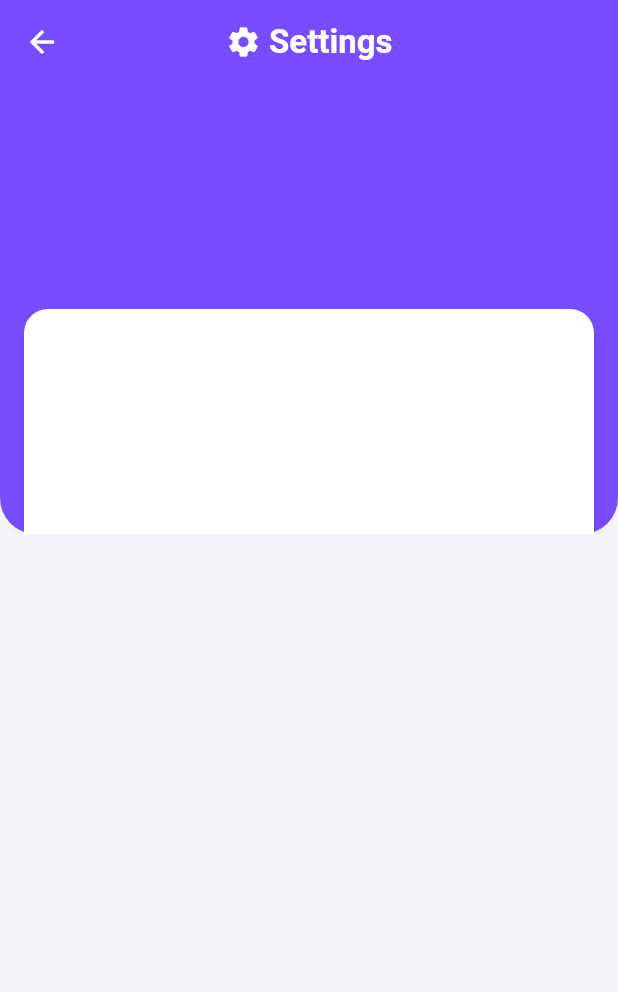
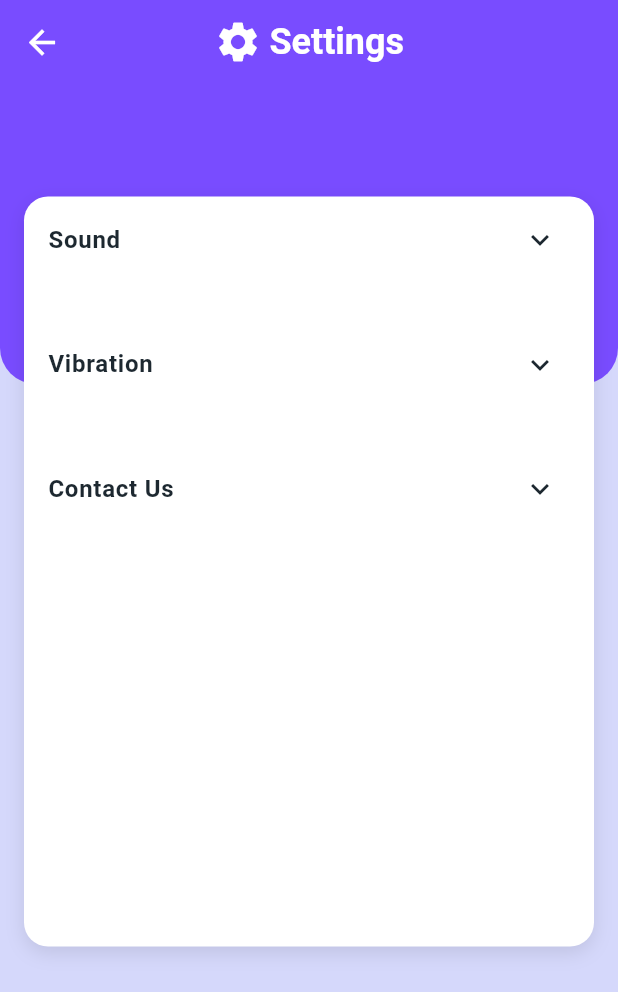
Before and after one commit to Rmaawn/Nootika, a Flutter app: the SettingsPage screen opened directly, on a phone screen of 412 x 824 dp. Shown: the top 992 px of the screen. Run offline on Flutter 3.47's test engine with Material 3 defaults, Android fonts, the phone set to English and light mode, and no system bars; our stand-ins replace bloc, flutter_bloc, google_fonts, hive_flutter, lottie, permission_handler and 1 more; missing offline and left inert: alarm; accounts and stored records are empty; statements that could not run were skipped.

Commit message:
finalize get data in setting page

```diff
--- a/lib/main.dart
+++ b/lib/main.dart
@@ -19,6 +19,7 @@ void main() async {
   Hive.registerAdapter(PriorityAdapter());
   Hive.registerAdapter(TimeOfDayAdapter());
   await Hive.openBox<TaskEntity>(taskboxname);
+  await Hive.openBox('settings');
 
   SystemChrome.setSystemUIOverlayStyle(
       const SystemUiOverlayStyle(statusBarColor: primaryColor));
--- a/lib/screens/setting/setting.dart
+++ b/lib/screens/setting/setting.dart
@@ -1,272 +1,52 @@
-// import 'package:flutter/material.dart';
-// import 'package:flutter/services.dart';
-
-// class SettingPage extends StatefulWidget {
-//   const SettingPage({super.key});
-
-//   @override
-//   State<SettingPage> createState() => _SettingPageState();
-// }
-
-// class _SettingPageState extends State<SettingPage> {
-//   @override
-//   Widget build(BuildContext context) {
-
-//   bool isVibre = true;
-//   double volume = 0.0;
-//     return Scaffold(
-//       appBar: AppBar(
-//         title: const Text('Setting'),
-//         backgroundColor: const Color(0xff00CCDD),
-//       ),
-//       body: Column(
-//               mainAxisAlignment: MainAxisAlignment.center,
-//               children: [
-//                 SizedBox(
-//                   width: 280,
-//                   child: ClipRRect(
-//                     borderRadius: BorderRadius.circular(12),
-//                     child: ExpansionTile(
-//                       collapsedBackgroundColor: const Color(0xff00CCDD),
-//                       backgroundColor: Colors.cyanAccent,
-//                       expandedCrossAxisAlignment: CrossAxisAlignment.stretch,
-//                       title: const Text('Sound'),
-//                       children: [
-//                         Slider(
-//                           min: 0,
-//                           max: 100,
-//                           value: volume,
-//                           // label:volume.toString(),
-//                           onChanged: (double value) {
-//                             setState(() {
-//                               volume = value;
-//                             });
-//                           },
-//                         )
-//                       ],
-//                     ),
-//                   ),
-//                 ),
-//                 SizedBox(
-//                   width: 280,
-//                   child: ClipRRect(
-//                     borderRadius: BorderRadius.circular(12),
-//                     child: ExpansionTile(
-//                       collapsedBackgroundColor: const Color(0xff00CCDD),
-//                       backgroundColor: Colors.cyanAccent,
-//                       expandedCrossAxisAlignment: CrossAxisAlignment.stretch,
-//                       title: const Text('Vibration'),
-//                       children: [
-//                         SwitchListTile(
-//                           title: isVibre ? const Text('On') : const Text('Off'),
-//                           value: isVibre,
-//                           onChanged: (bool value) {
-//                             setState(() {
-//                               isVibre = value;
-//                             });
-//                           },
-//                         )
-//                       ],
-//                     ),
-//                   ),
-//                 ),
-//                 SizedBox(
-//                   width: 280,
-//                   child: ClipRRect(
-//                     borderRadius: BorderRadius.circular(12),
-//                     child: ExpansionTile(
-//                       collapsedBackgroundColor: const Color(0xff00CCDD),
-//                       backgroundColor: Colors.cyanAccent,
-//                       expandedCrossAxisAlignment: CrossAxisAlignment.stretch,
-//                       title: const Text('Contact Us'),
-//                       children: [
-//                         ListTile(
-//                           title: Column(
-//                             children: [
-//                               Row(
-//                                 mainAxisAlignment: MainAxisAlignment.spaceBetween,
-//                                 children: [
-//                                   const Text('Telegram'),
-//                                   InkWell(
-//                                       onTap: () {
-//                                         ScaffoldMessenger.of(context)
-//                                             .showSnackBar(SnackBar(
-//                                                 duration:
-//                                                     const Duration(seconds: 3),
-//                                                 backgroundColor:
-//                                                     const Color(0xff399918),
-//                                                 behavior:
-//                                                     SnackBarBehavior.floating,
-//                                                 shape: RoundedRectangleBorder(
-//                                                   side: BorderSide(
-//                                                       color:
-//                                                           Colors.green.shade900,
-//                                                       width: 1),
-//                                                   borderRadius:
-//                                                       BorderRadius.circular(10),
-//                                                 ),
-//                                                 content: const Row(
-//                                                   children: [
-//                                                     Text('Copied'),
-//                                                     SizedBox(width: 4),
-//                                                     Icon(
-//                                                       Icons.check_circle_sharp,
-//                                                       color: Colors.white,
-//                                                     )
-//                                                   ],
-//                                                 )));
-//                                         Clipboard.setData(const ClipboardData(
-//                                             text: '@R_mmawn'));
-//                                       },
-//                                       child: const Icon(
-//                                         Icons.content_copy,
-//                                         size: 22,
-//                                       )),
-//                                 ],
-//                               ),
-//                               const SizedBox(
-//                                 height: 2,
-//                               ),
-//                               Row(
-//                                 mainAxisAlignment: MainAxisAlignment.spaceBetween,
-//                                 children: [
-//                                   const Text('Instagramn'),
-//                                   InkWell(
-//                                       onTap: () {
-//                                         ScaffoldMessenger.of(context)
-//                                             .showSnackBar(SnackBar(
-//                                                 duration:
-//                                                     const Duration(seconds: 2),
-//                                                 backgroundColor:
-//                                                     const Color(0xff399918),
-//                                                 behavior:
-//                                                     SnackBarBehavior.floating,
-//                                                 shape: RoundedRectangleBorder(
-//                                                   side: BorderSide(
-//                                                       color:
-//                                                           Colors.green.shade900,
-//                                                       width: 1),
-//                                                   borderRadius:
-//                                                       BorderRadius.circular(10),
-//                                                 ),
-//                                                 content: const Row(
-//                                                   children: [
-//                                                     Text('Copied'),
-//                                                     SizedBox(width: 4),
-//                                                     Icon(
-//                                                       Icons.check_circle_sharp,
-//                                                       color: Colors.white,
-//                                                     )
-//                                                   ],
-//                                                 )));
-//                                         Clipboard.setData(
-//                                             const ClipboardData(text: 'arm.wan'));
-//                                       },
-//                                       child: const Icon(
-//                                         Icons.content_copy,
-//                                         size: 22,
-//                                       )),
-//                                 ],
-//                               ),
-//                               const SizedBox(
-//                                 height: 2,
-//                               ),
-//                               Row(
-//                                 mainAxisAlignment: MainAxisAlignment.spaceBetween,
-//                                 children: [
-//                                   const Text('Github'),
-//                                   InkWell(
-//                                       onTap: () {
-//                                         ScaffoldMessenger.of(context)
-//                                             .showSnackBar(SnackBar(
-//                                                 duration:
-//                                                     const Duration(seconds: 2),
-//                                                 backgroundColor:
-//                                                     const Color(0xff399918),
-//                                                 behavior:
-//                                                     SnackBarBehavior.floating,
-//                                                 shape: RoundedRectangleBorder(
-//                                                   side: BorderSide(
-//                                                       color:
-//                                                           Colors.green.shade900,
-//                                                       width: 1),
-//                                                   borderRadius:
-//                                                       BorderRadius.circular(10),
-//                                                 ),
-//                                                 content: const Row(
-//                                                   children: [
-//                                                     Text('Copied'),
-//                                                     SizedBox(width: 4),
-//                                                     Icon(
-//                                                       Icons.check_circle_sharp,
-//                                                       color: Colors.white,
-//                                                     )
-//                                                   ],
-//                                                 )));
-//                                         Clipboard.setData(const ClipboardData(
-//                                             text: 'https://github.com/Rmaawn'));
-//                                       },
-//                                       child: const Icon(
-//                                         Icons.content_copy,
-//                                         size: 22,
-//                                       )),
-//                                 ],
-//                               ),
-//                               const SizedBox(
-//                                 height: 6,
-//                               ),
-//                               const Text('Made With ❤️ By Rmaan'),
-//                               const Text('v0.10')
-//                             ],
-//                           ),
-//                         ),
-//                       ],
-//                     ),
-//                   ),
-//                 ),
-//               ],
-//             ),
-//     );
-//   }
-// }
-
-
-
 import 'package:flutter/material.dart';
+import 'package:flutter/services.dart';
+import 'package:hive_flutter/hive_flutter.dart';
 import 'package:todo_list/main.dart';
 import 'package:todo_list/screens/home/home.dart';
 import 'package:todo_list/widgets.dart';
 
-class SettingsPage extends StatelessWidget {
+class SettingsPage extends StatefulWidget {
+  const SettingsPage({super.key});
+
+  @override
+  State<SettingsPage> createState() => _SettingsPageState();
+}
+  bool isVibre = true;
+  double soundLevel = 6.0;
+class _SettingsPageState extends State<SettingsPage> {
   @override
   Widget build(BuildContext context) {
     return Scaffold(
+      backgroundColor: const Color.fromARGB(255, 213, 216, 251),
             appBar: AppBar(
         backgroundColor: primaryColor,
         elevation: 0,
         leading: IconButton(
-          icon: const Icon(Icons.arrow_back,color: Colors.white,size: 24,),
+          icon: const Icon(Icons.arrow_back,color: Colors.white,size: 26,),
           onPressed: () {
+            saveSettings(soundLevel, isVibre);
             Navigator.of(context).push(effectRoute(const HomeScreen()));
           },
         ),
         title: const Row(
           mainAxisSize: MainAxisSize.min,
           children: [
-            Icon(Icons.settings, color: Colors.white,size: 24),
+            Icon(Icons.settings, color: Colors.white,size: 32),
             SizedBox(width: 5),
             Text(
           'Settings',
-          style: TextStyle(color: Colors.white,fontWeight: FontWeight.bold),
+          style: TextStyle(color: Colors.white,fontWeight: FontWeight.bold,fontSize: 24),
         ),
           ],
         ),
         centerTitle: true,
       ),
-      body: Stack(
+      body: SizedBox(
+        height: 600,
+        child: Stack(
           children: [
             Container(
-            height: 300,
+              height: 200,
               decoration: const BoxDecoration(
                 color: primaryColor,
                 borderRadius: BorderRadius.only(
@@ -275,22 +55,221 @@ class SettingsPage extends StatelessWidget {
                 ),
               ),
             ),
-          // Foreground white container
-
             Positioned(
-            top: 150,
+              top: 75,
               left: 16,
               right: 16,
               child: Container(
-              height: 400, // Adjust as needed
+                height: 500,
                 decoration: BoxDecoration(
                   color: Colors.white,
                   borderRadius: BorderRadius.circular(16),
                   boxShadow: [
                     BoxShadow(
-                    color: Colors.black.withOpacity(0.1),
+                      color: Colors.black.withValues(alpha: 0.1),
                       blurRadius: 10,
-                    offset: Offset(0, 4),
+                      offset: const Offset(0, 4),
+                    ),
+                  ],
+                ),
+                child:  Column(
+                  spacing: 25,
+              mainAxisAlignment: MainAxisAlignment.start,
+
+              children: [
+                ClipRRect(
+                  borderRadius: BorderRadius.circular(12),
+                  child: ExpansionTile(
+                    // collapsedBackgroundColor: const Color(0xff00CCDD),
+                    backgroundColor: const Color.fromARGB(255, 204, 216, 240),
+                    expandedCrossAxisAlignment: CrossAxisAlignment.start,
+                    title: const Text('Sound',style: TextStyle(fontSize: 16,fontWeight: FontWeight.bold),),
+                    children: [
+                      Slider(
+                        min: 0,
+                        max: 10,
+                        divisions: 10,
+                        value: soundLevel,
+                        label:soundLevel.toString(),
+                        onChanged: (double value) {
+                          setState(() {
+                            soundLevel = value;
+                          });
+                        },
+                      )
+                    ],
+                  ),
+                ),
+                ClipRRect(
+                  borderRadius: BorderRadius.circular(12),
+                  child: ExpansionTile(
+                    // collapsedBackgroundColor: const Color(0xff00CCDD),
+                    backgroundColor: const Color.fromARGB(255, 204, 216, 240),
+                    expandedCrossAxisAlignment: CrossAxisAlignment.stretch,
+                    title: const Text('Vibration',style: TextStyle(fontSize: 16,fontWeight: FontWeight.w600)),
+                    children: [
+                      SwitchListTile(
+                        title: isVibre ? const Text('On') : const Text('Off'),
+                        value: isVibre,
+                        onChanged: (bool value) {
+                          setState(() {
+                            isVibre = value;
+                          });
+                        },
+                      )
+                    ],
+                  ),
+                ),
+                ClipRRect(
+                  borderRadius: BorderRadius.circular(12),
+                  child: ExpansionTile(
+                    // collapsedBackgroundColor: const Color(0xff00CCDD),
+                    backgroundColor: const Color.fromARGB(255, 204, 216, 240),
+                    expandedCrossAxisAlignment: CrossAxisAlignment.stretch,
+                    title: const Text('Contact Us',style: TextStyle(fontSize: 16,fontWeight: FontWeight.bold)),
+                    children: [
+                      ListTile(
+                        title: Column(
+                          children: [
+                            Row(
+                              mainAxisAlignment: MainAxisAlignment.spaceBetween,
+                              children: [
+                                const Text('Telegram'),
+                                InkWell(
+                                    onTap: () {
+                                      ScaffoldMessenger.of(context)
+                                          .showSnackBar(SnackBar(
+                                              duration:
+                                                  const Duration(seconds: 3),
+                                              backgroundColor:
+                                                  const Color(0xff399918),
+                                              behavior:
+                                                  SnackBarBehavior.floating,
+                                              shape: RoundedRectangleBorder(
+                                                side: BorderSide(
+                                                    color:
+                                                        Colors.green.shade900,
+                                                    width: 1),
+                                                borderRadius:
+                                                    BorderRadius.circular(10),
+                                              ),
+                                              content: const Row(
+                                                children: [
+                                                  Text('Copied'),
+                                                  SizedBox(width: 4),
+                                                  Icon(
+                                                    Icons.check_circle_sharp,
+                                                    color: Colors.white,
+                                                  )
+                                                ],
+                                              )));
+                                      Clipboard.setData(const ClipboardData(
+                                          text: '@R_mmawn'));
+                                    },
+                                    child: const Icon(
+                                      Icons.content_copy,
+                                      size: 22,
+                                    )),
+                              ],
+                            ),
+                            const SizedBox(
+                              height: 2,
+                            ),
+                            Row(
+                              mainAxisAlignment: MainAxisAlignment.spaceBetween,
+                              children: [
+                                const Text('Instagramn'),
+                                InkWell(
+                                    onTap: () {
+                                      ScaffoldMessenger.of(context)
+                                          .showSnackBar(SnackBar(
+                                              duration:
+                                                  const Duration(seconds: 2),
+                                              backgroundColor:
+                                                  const Color(0xff399918),
+                                              behavior:
+                                                  SnackBarBehavior.floating,
+                                              shape: RoundedRectangleBorder(
+                                                side: BorderSide(
+                                                    color:
+                                                        Colors.green.shade900,
+                                                    width: 1),
+                                                borderRadius:
+                                                    BorderRadius.circular(10),
+                                              ),
+                                              content: const Row(
+                                                children: [
+                                                  Text('Copied'),
+                                                  SizedBox(width: 4),
+                                                  Icon(
+                                                    Icons.check_circle_sharp,
+                                                    color: Colors.white,
+                                                  )
+                                                ],
+                                              )));
+                                      Clipboard.setData(
+                                          const ClipboardData(text: 'arm.wan'));
+                                    },
+                                    child: const Icon(
+                                      Icons.content_copy,
+                                      size: 22,
+                                    )),
+                              ],
+                            ),
+                            const SizedBox(
+                              height: 2,
+                            ),
+                            Row(
+                              mainAxisAlignment: MainAxisAlignment.spaceBetween,
+                              children: [
+                                const Text('Github'),
+                                InkWell(
+                                    onTap: () {
+                                      ScaffoldMessenger.of(context)
+                                          .showSnackBar(SnackBar(
+                                              duration:
+                                                  const Duration(seconds: 2),
+                                              backgroundColor:
+                                                  const Color(0xff399918),
+                                              behavior:
+                                                  SnackBarBehavior.floating,
+                                              shape: RoundedRectangleBorder(
+                                                side: BorderSide(
+                                                    color:
+                                                        Colors.green.shade900,
+                                                    width: 1),
+                                                borderRadius:
+                                                    BorderRadius.circular(10),
+                                              ),
+                                              content: const Row(
+                                                children: [
+                                                  Text('Copied'),
+                                                  SizedBox(width: 4),
+                                                  Icon(
+                                                    Icons.check_circle_sharp,
+                                                    color: Colors.white,
+                                                  )
+                                                ],
+                                              )));
+                                      Clipboard.setData(const ClipboardData(
+                                          text: 'https://github.com/Rmaawn'));
+                                    },
+                                    child: const Icon(
+                                      Icons.content_copy,
+                                      size: 22,
+                                    )),
+                              ],
+                            ),
+                            const SizedBox(
+                              height: 6,
+                            ),
+                            const Text('Made With ❤️ By Rmaan'),
+                            const Text('v0.10')
+                          ],
+                        ),
+                      ),
+                    ],
+                  ),
                 ),
               ],
             ),
@@ -298,6 +277,13 @@ class SettingsPage extends StatelessWidget {
             ),
           ],
         ),
+      ),
     );
   }
 }
+
+void saveSettings(double soundLevel, bool isVibre) {
+  final box = Hive.box('settings');
+  box.put('soundLevel', soundLevel);
+  box.put('isVibre', isVibre);
+}
```
Also changed, not shown: lib/screens/edit/edit.dart (+8 -3 lines). Lines whose indentation alone changed are shown as unchanged.
